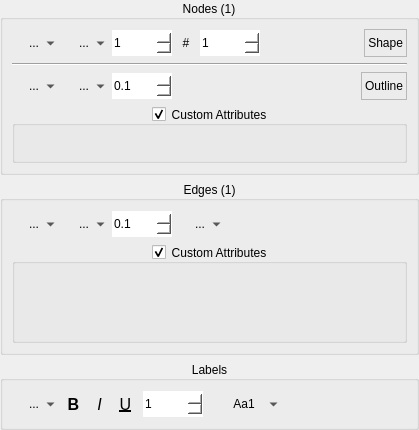
Before: the Qt Designer form src/commonui/CNodeEdgePropertiesUI.ui in ArsMasiuk/qvge, drawn with Qt 5.
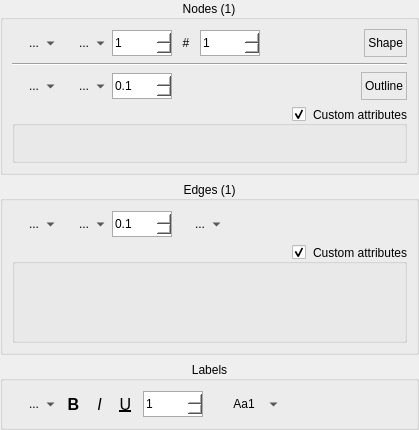
After: the same form once the commit is applied. Custom widgets are drawn as their Qt base class.

Patch:
```diff
--- a/src/commonui/CNodeEdgePropertiesUI.ui
+++ b/src/commonui/CNodeEdgePropertiesUI.ui
@@ -20,19 +20,25 @@
    <string>Form</string>
   </property>
   <property name="styleSheet">
-   <string notr="true">QToolButton
+   <string notr="true">QDoubleSpinBox, QSpinBox, QComboBox
+{
+border: 1px solid #aaa;
+background: white;
+}
+
+QSpinBox:hover, QDoubleSpinBox:hover, QComboBox:hover
+{
+border: 1px solid #00a;
+background: white;
+}
+
+
+QToolButton
 {
 border: 1px none;
 background: transparent;
 }
 
-QDoubleSpinBox, QSpinBox, QComboBox
-{
-border: 1px none;
-background: white;
-}
-
-
 QToolButton::menu-button 
 {
 background: transparent;
@@ -40,11 +46,11 @@
 
 QToolButton:on
 {
-border: 1px solid #aaa;
+border: 1px solid #00a;
 background: #bbb;
 }
 
-QToolButton:hover:!on, QSpinBox:hover, QDoubleSpinBox:hover, QComboBox:hover
+QToolButton:hover:!on
 {
 border: 1px solid #aaa;
 background: #eee;
@@ -412,10 +418,10 @@
          </sizepolicy>
         </property>
         <property name="title">
-         <string>Custom Attributes</string>
+         <string>Custom attributes</string>
         </property>
         <property name="alignment">
-         <set>Qt::AlignCenter</set>
+         <set>Qt::AlignRight|Qt::AlignTrailing|Qt::AlignVCenter</set>
         </property>
         <property name="flat">
          <bool>false</bool>
@@ -598,10 +604,10 @@
          </sizepolicy>
         </property>
         <property name="title">
-         <string>Custom Attributes</string>
+         <string>Custom attributes</string>
         </property>
         <property name="alignment">
-         <set>Qt::AlignCenter</set>
+         <set>Qt::AlignRight|Qt::AlignTrailing|Qt::AlignVCenter</set>
         </property>
         <property name="flat">
          <bool>false</bool>
```
Left out of the diff: 8 changed lines with no effect on the pictures.
